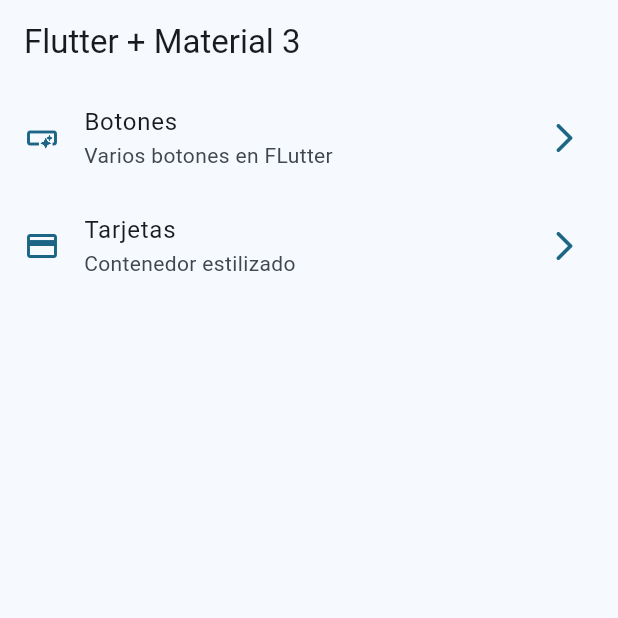
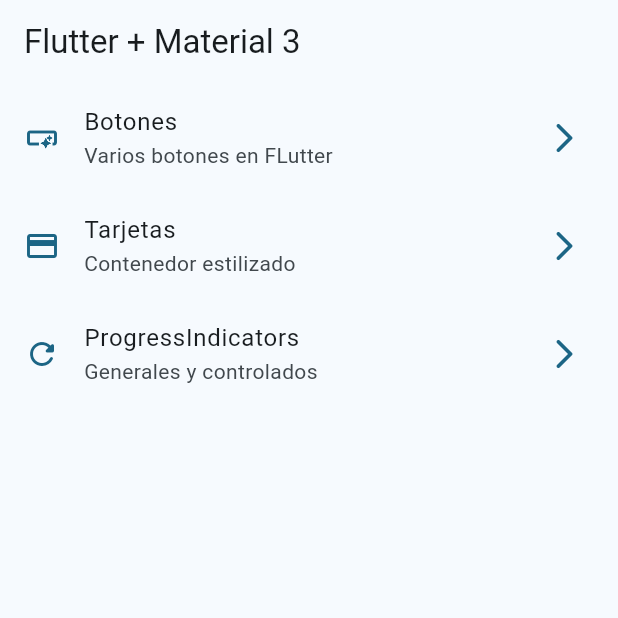
Before and after one commit to JosanFM/Personal_Widgets_Catalogue, a Flutter app: the screen it shows after launch, on a phone screen of 412 x 824 dp, the top half of it. Run offline on Flutter 3.47's test engine with Material 3 defaults, Android fonts, the phone set to English and light mode, and no system bars; our stand-ins replace go_router.

Commit message:
progress indicators finished

```diff
--- a/lib/config/manu/manu_items.dart
+++ b/lib/config/menu/menu_items.dart
@@ -33,5 +33,12 @@ const appMenuItems = <MenuItem>[
   subTitle: 'Contenedor estilizado',
   link: '/cards',
   icon: Icons.credit_card
-  )
+  ),
+
+  MenuItem(
+    title: 'ProgressIndicators',
+    subTitle: 'Generales y controlados',
+    link: '/progress',
+    icon: Icons.refresh_rounded
+    ),
 ];
--- a/lib/config/router/app_router.dart
+++ b/lib/config/router/app_router.dart
@@ -28,5 +28,12 @@ final appRouter = GoRouter(
     ),
 
 
+    GoRoute(
+      name: ProgressScreen.name,
+      path: '/progress',
+      builder: (context, state) => ProgressScreen(),
+    ),
+
+
   ],
 );
--- a/lib/presentation/screens/home/home_screen.dart
+++ b/lib/presentation/screens/home/home_screen.dart
@@ -1,6 +1,6 @@
 import 'package:flutter/material.dart';
 import 'package:go_router/go_router.dart';
-import 'package:widgets_app/config/manu/manu_items.dart';
+import 'package:widgets_app/config/menu/menu_items.dart';
 
 
 
```
Also changed, not shown: lib/presentation/screens/progress/progress_screen.dart (+59 -3 lines).
